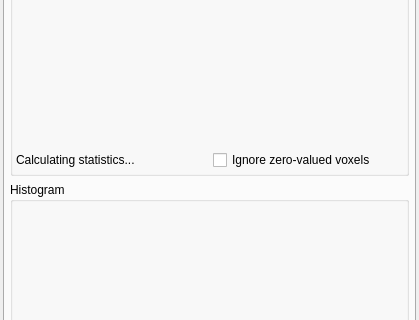
The window that Plugins/org.mitk.gui.qt.measurementtoolbox/src/internal/QmitkImageStatisticsViewControls.ui (MITK/MITK) describes before a commit, drawn with Qt 5; both pictures show x 0 to 419 and y 252 to 572 of the 419 by 1016 pixel window.
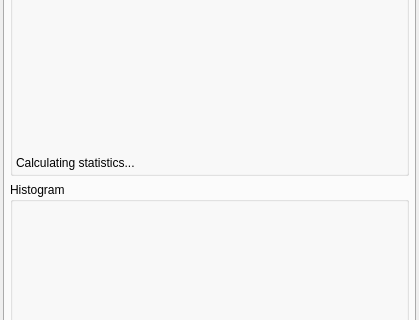
The same window after the commit. Custom widgets are drawn as their Qt base class.

Diff of the .ui file:
```diff
--- a/Plugins/org.mitk.gui.qt.measurementtoolbox/src/internal/QmitkImageStatisticsViewControls.ui
+++ b/Plugins/org.mitk.gui.qt.measurementtoolbox/src/internal/QmitkImageStatisticsViewControls.ui
@@ -113,13 +113,6 @@
               </property>
              </widget>
             </item>
-            <item>
-             <widget class="QCheckBox" name="checkBox_ignoreZero">
-              <property name="text">
-               <string>Ignore zero-valued voxels</string>
-              </property>
-             </widget>
-            </item>
            </layout>
           </item>
          </layout>
```
